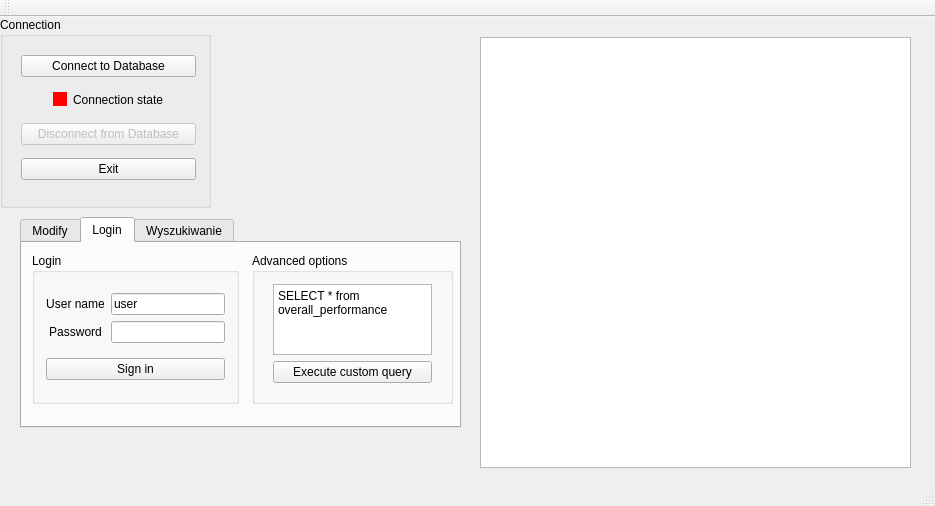
Qt form mainwindow.ui (palucki/leauge-explorer) before a commit.
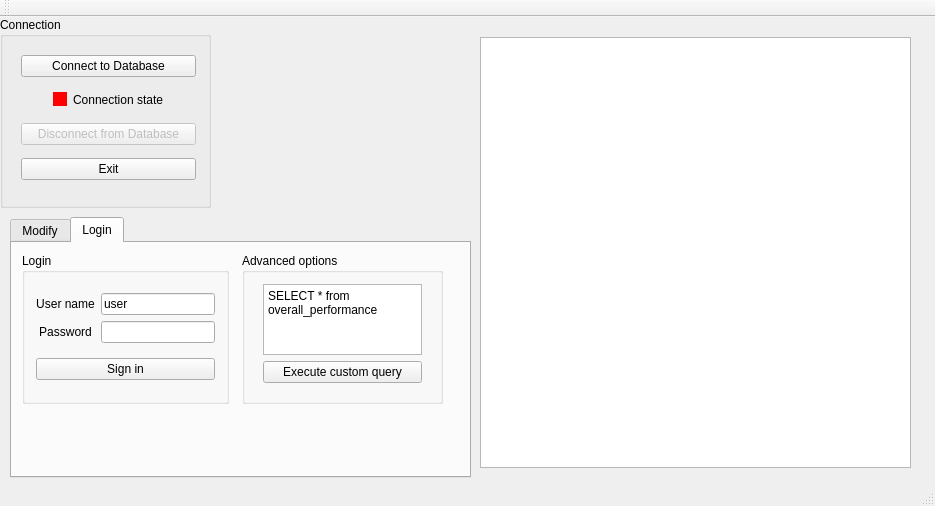
The same form after that commit. The open tabs and pages were chosen to show the change. Icons and pictures are not drawn.

```diff
--- a/mainwindow.ui
+++ b/mainwindow.ui
@@ -39,10 +39,10 @@
    <widget class="QTabWidget" name="tabWidget">
     <property name="geometry">
      <rect>
-      <x>20</x>
+      <x>10</x>
       <y>200</y>
-      <width>441</width>
-      <height>211</height>
+      <width>461</width>
+      <height>261</height>
      </rect>
     </property>
     <property name="currentIndex">
@@ -191,156 +191,11 @@
        </item>
       </layout>
      </widget>
-    </widget>
-    <widget class="QWidget" name="tab_2">
-     <attribute name="title">
-      <string>Login</string>
-     </attribute>
-     <widget class="QGroupBox" name="loginGroupBox">
-      <property name="geometry">
-       <rect>
-        <x>10</x>
-        <y>10</y>
-        <width>207</width>
-        <height>151</height>
-       </rect>
-      </property>
-      <property name="title">
-       <string>Login</string>
-      </property>
-      <layout class="QVBoxLayout" name="verticalLayout_2">
-       <item>
-        <layout class="QGridLayout" name="gridLayout_2">
-         <item row="2" column="0">
-          <widget class="QLabel" name="label_4">
-           <property name="text">
-            <string>Password</string>
-           </property>
-           <property name="textFormat">
-            <enum>Qt::AutoText</enum>
-           </property>
-           <property name="alignment">
-            <set>Qt::AlignCenter</set>
-           </property>
-          </widget>
-         </item>
-         <item row="1" column="0">
-          <widget class="QLabel" name="label_2">
-           <property name="text">
-            <string>User name</string>
-           </property>
-           <property name="alignment">
-            <set>Qt::AlignCenter</set>
-           </property>
-          </widget>
-         </item>
-         <item row="1" column="1">
-          <widget class="QLineEdit" name="usernameLineEdit">
-           <property name="text">
-            <string>user</string>
-           </property>
-          </widget>
-         </item>
-         <item row="2" column="1">
-          <widget class="QLineEdit" name="passwordLineEdit">
-           <property name="text">
-            <string/>
-           </property>
-           <property name="echoMode">
-            <enum>QLineEdit::Password</enum>
-           </property>
-          </widget>
-         </item>
-        </layout>
-       </item>
-       <item>
-        <widget class="QPushButton" name="signInButton">
-         <property name="text">
-          <string>Sign in</string>
-         </property>
-         <property name="icon">
-          <iconset>
-           <normaloff>:/MyFiles/110955-data/png/interface.png</normaloff>:/MyFiles/110955-data/png/interface.png</iconset>
-         </property>
-        </widget>
-       </item>
-      </layout>
-     </widget>
-     <widget class="QGroupBox" name="advancedOptions">
-      <property name="enabled">
-       <bool>true</bool>
-      </property>
-      <property name="geometry">
-       <rect>
-        <x>230</x>
-        <y>10</y>
-        <width>201</width>
-        <height>151</height>
-       </rect>
-      </property>
-      <property name="title">
-       <string>Advanced options</string>
-      </property>
       <widget class="QWidget" name="layoutWidget">
        <property name="geometry">
         <rect>
-         <x>10</x>
-         <y>20</y>
-         <width>181</width>
-         <height>121</height>
-        </rect>
-       </property>
-       <layout class="QVBoxLayout" name="verticalLayout_4">
-        <item>
-         <widget class="QPlainTextEdit" name="queryEditor">
-          <property name="enabled">
-           <bool>true</bool>
-          </property>
-          <property name="plainText">
-           <string>SELECT * from overall_performance</string>
-          </property>
-         </widget>
-        </item>
-        <item>
-         <spacer name="verticalSpacer">
-          <property name="orientation">
-           <enum>Qt::Vertical</enum>
-          </property>
-          <property name="sizeHint" stdset="0">
-           <size>
-            <width>20</width>
-            <height>40</height>
-           </size>
-          </property>
-         </spacer>
-        </item>
-        <item>
-         <widget class="QPushButton" name="executeQueryButton">
-          <property name="enabled">
-           <bool>true</bool>
-          </property>
-          <property name="text">
-           <string>Execute custom query</string>
-          </property>
-          <property name="icon">
-           <iconset>
-            <normaloff>:/MyFiles/110955-data/png/database-edition.png</normaloff>:/MyFiles/110955-data/png/database-edition.png</iconset>
-          </property>
-         </widget>
-        </item>
-       </layout>
-      </widget>
-     </widget>
-    </widget>
-    <widget class="QWidget" name="tab_3">
-     <attribute name="title">
-      <string>Wyszukiwanie</string>
-     </attribute>
-     <widget class="QWidget" name="layoutWidget">
-      <property name="geometry">
-       <rect>
-        <x>10</x>
-        <y>10</y>
+        <x>0</x>
+        <y>90</y>
         <width>421</width>
         <height>118</height>
        </rect>
@@ -551,6 +406,146 @@
       </layout>
      </widget>
     </widget>
+    <widget class="QWidget" name="tab_2">
+     <attribute name="title">
+      <string>Login</string>
+     </attribute>
+     <widget class="QGroupBox" name="loginGroupBox">
+      <property name="geometry">
+       <rect>
+        <x>10</x>
+        <y>10</y>
+        <width>207</width>
+        <height>151</height>
+       </rect>
+      </property>
+      <property name="title">
+       <string>Login</string>
+      </property>
+      <layout class="QVBoxLayout" name="verticalLayout_2">
+       <item>
+        <layout class="QGridLayout" name="gridLayout_2">
+         <item row="2" column="0">
+          <widget class="QLabel" name="label_4">
+           <property name="text">
+            <string>Password</string>
+           </property>
+           <property name="textFormat">
+            <enum>Qt::AutoText</enum>
+           </property>
+           <property name="alignment">
+            <set>Qt::AlignCenter</set>
+           </property>
+          </widget>
+         </item>
+         <item row="1" column="0">
+          <widget class="QLabel" name="label_2">
+           <property name="text">
+            <string>User name</string>
+           </property>
+           <property name="alignment">
+            <set>Qt::AlignCenter</set>
+           </property>
+          </widget>
+         </item>
+         <item row="1" column="1">
+          <widget class="QLineEdit" name="usernameLineEdit">
+           <property name="text">
+            <string>user</string>
+           </property>
+          </widget>
+         </item>
+         <item row="2" column="1">
+          <widget class="QLineEdit" name="passwordLineEdit">
+           <property name="text">
+            <string/>
+           </property>
+           <property name="echoMode">
+            <enum>QLineEdit::Password</enum>
+           </property>
+          </widget>
+         </item>
+        </layout>
+       </item>
+       <item>
+        <widget class="QPushButton" name="signInButton">
+         <property name="text">
+          <string>Sign in</string>
+         </property>
+         <property name="icon">
+          <iconset>
+           <normaloff>:/MyFiles/110955-data/png/interface.png</normaloff>:/MyFiles/110955-data/png/interface.png</iconset>
+         </property>
+        </widget>
+       </item>
+      </layout>
+     </widget>
+     <widget class="QGroupBox" name="advancedOptions">
+      <property name="enabled">
+       <bool>true</bool>
+      </property>
+      <property name="geometry">
+       <rect>
+        <x>230</x>
+        <y>10</y>
+        <width>201</width>
+        <height>151</height>
+       </rect>
+      </property>
+      <property name="title">
+       <string>Advanced options</string>
+      </property>
+      <widget class="QWidget" name="layoutWidget">
+       <property name="geometry">
+        <rect>
+         <x>10</x>
+         <y>20</y>
+         <width>181</width>
+         <height>121</height>
+        </rect>
+       </property>
+       <layout class="QVBoxLayout" name="verticalLayout_4">
+        <item>
+         <widget class="QPlainTextEdit" name="queryEditor">
+          <property name="enabled">
+           <bool>true</bool>
+          </property>
+          <property name="plainText">
+           <string>SELECT * from overall_performance</string>
+          </property>
+         </widget>
+        </item>
+        <item>
+         <spacer name="verticalSpacer">
+          <property name="orientation">
+           <enum>Qt::Vertical</enum>
+          </property>
+          <property name="sizeHint" stdset="0">
+           <size>
+            <width>20</width>
+            <height>40</height>
+           </size>
+          </property>
+         </spacer>
+        </item>
+        <item>
+         <widget class="QPushButton" name="executeQueryButton">
+          <property name="enabled">
+           <bool>true</bool>
+          </property>
+          <property name="text">
+           <string>Execute custom query</string>
+          </property>
+          <property name="icon">
+           <iconset>
+            <normaloff>:/MyFiles/110955-data/png/database-edition.png</normaloff>:/MyFiles/110955-data/png/database-edition.png</iconset>
+          </property>
+         </widget>
+        </item>
+       </layout>
+      </widget>
+     </widget>
+    </widget>
    </widget>
    <widget class="QGroupBox" name="groupBox_2">
     <property name="geometry">
```
Left out of the diff: 10 changed lines with no effect on the pictures. Lines whose indentation alone changed are shown as unchanged.
